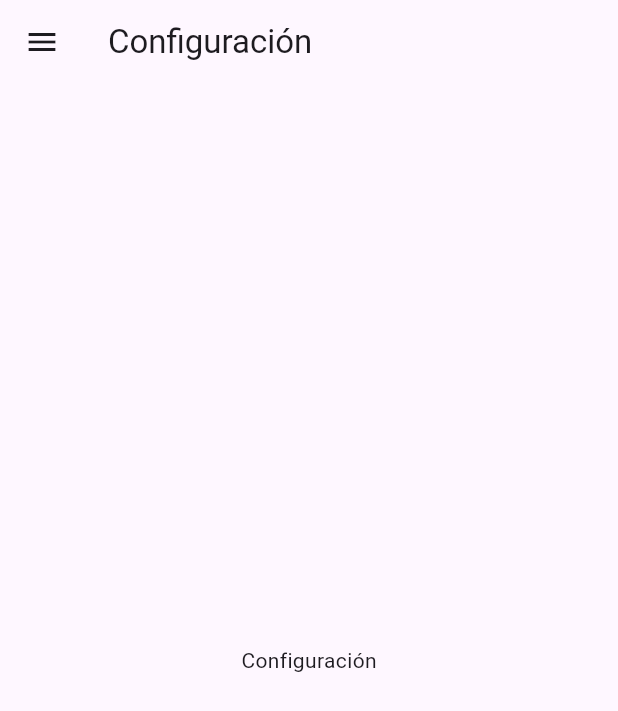
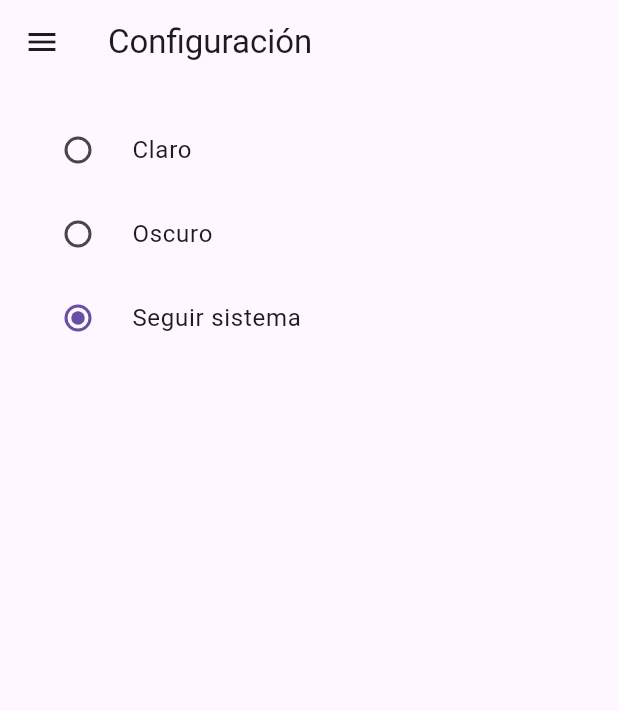
Before and after one commit to fdcirettg/flutter_calendario, a Flutter app: the ConfiguracionPage screen opened by its route, on a phone screen of 412 x 824 dp. Shown: the top 711 px of the screen. Run offline on Flutter 3.47's test engine with Material 3 defaults, Android fonts, the phone set to English and light mode, and no system bars; our stand-ins replace get, go_router.

Commit message:
Configuración de tema inicial, lista

```diff
--- a/lib/configuracion_page.dart
+++ b/lib/configuracion_page.dart
@@ -2,6 +2,8 @@ import 'package:flutter/material.dart';
 import 'package:get/get.dart';
 import 'settings_controller.dart';
 import 'app_scaffold.dart';
+import 'package:provider/provider.dart';
+import 'theme_provider.dart';
 
 class ConfiguracionPage extends StatelessWidget {
   ConfiguracionPage({super.key});
@@ -10,11 +12,32 @@ class ConfiguracionPage extends StatelessWidget {
 
   @override
   Widget build(BuildContext context) {
+    final themeProvider = Provider.of<ThemeProvider>(context);
     return AppScaffold(
       title: 'Configuración',
-      body: Center(
-        child: Text('Configuración'),
+      body: Padding(
+        padding: const EdgeInsets.all(16.0),
+        child: RadioGroup<ThemeMode>(
+          groupValue: themeProvider.themeMode,
+          onChanged: (mode) => themeProvider.setTheme(mode!),
+          child: Column(
+            children: <Widget>[
+            RadioListTile<ThemeMode>(
+              value: ThemeMode.light,
+              title: Text('Claro'),
+            ),
+            RadioListTile<ThemeMode>(
+              value: ThemeMode.dark,
+              title: Text('Oscuro'),
+            ),
+            RadioListTile<ThemeMode>(
+              value: ThemeMode.system,
+              title: Text('Seguir sistema'),
+            ),
+          ],
+        ),
       ),
+    ),
     );
   }
 }
--- /dev/null
+++ b/lib/theme_provider.dart
@@ -0,0 +1,13 @@
+import 'package:flutter/material.dart';
+
+class ThemeProvider extends ChangeNotifier {
+  //ThemeMode es un enum {system, light, dark}
+  ThemeMode _themeMode = ThemeMode.system;
+  //obtenemos el valor que está declarado en el sistema
+  ThemeMode get themeMode => _themeMode;
+  //método para cambiar el tema
+  void setTheme(ThemeMode mode) {
+    _themeMode = mode;
+    notifyListeners();
+  }
+}
--- a/pubspec.yaml
+++ b/pubspec.yaml
@@ -11,6 +11,7 @@ dependencies:
     sdk: flutter
   get: ^4.7.2
   go_router: ^16.2.1
+  provider: ^6.1.5+1
 
 dev_dependencies:
   flutter_test:
```
Also changed, not shown: lib/main.dart (+14 -5 lines).
